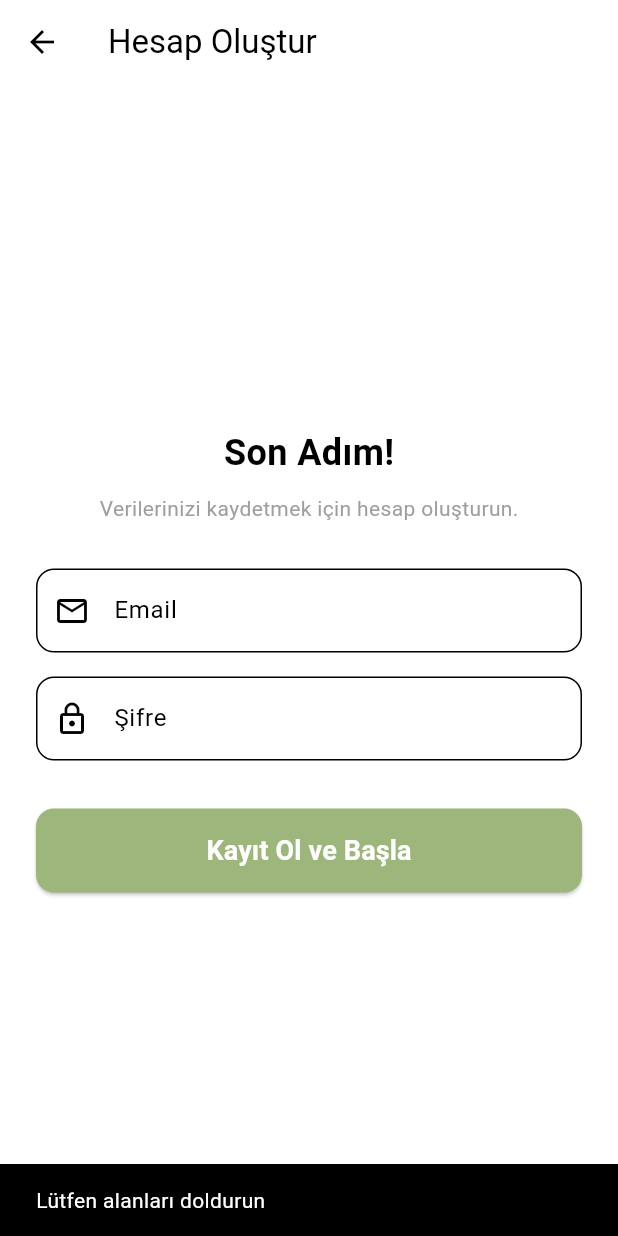
After one commit to m24ih/Eco-Kitchen, a Flutter app: the RegisterScreen screen opened directly, after a tap on "Kayıt Ol ve Başla", on a phone screen of 412 x 824 dp. The commit adds this screen. Run offline on Flutter 3.47's test engine with Material 3 defaults, Android fonts, the phone set to English and light mode, and no system bars; our stand-ins replace animated_bottom_navigation_bar, dio, flutter_riverpod; Roboto replaces fonts that are missing (Montserrat).

Commit message:
feat(project): Connect mobile onboarding flow to backend registration
- Backend: Update User model with profile fields (height, weight, etc.) and fix timezone issues.\n- Mobile: Implement Riverpod state management, API service, and Register screen.

```diff
--- /dev/null
+++ b/mobile/lib/screens/register_screen.dart
@@ -0,0 +1,127 @@
+import 'package:dio/dio.dart';
+import 'package:eco_kitchen/core/services/api_service.dart'; // Senin servis yolun
+import 'package:eco_kitchen/screens/home.dart';
+import 'package:flutter/material.dart';
+import 'package:flutter_riverpod/flutter_riverpod.dart';
+import 'package:eco_kitchen/core/providers/onboarding_provider.dart';
+
+// Backend ile konuşacağı için ConsumerStatefulWidget kullanıyoruz
+class RegisterScreen extends ConsumerStatefulWidget {
+  @override
+  _RegisterScreenState createState() => _RegisterScreenState();
+}
+
+class _RegisterScreenState extends ConsumerState<RegisterScreen> {
+  final _emailController = TextEditingController();
+  final _passwordController = TextEditingController();
+  bool _isLoading = false;
+
+  Future<void> _register() async {
+    if (_emailController.text.isEmpty || _passwordController.text.isEmpty) {
+      ScaffoldMessenger.of(context).showSnackBar(SnackBar(content: Text("Lütfen alanları doldurun")));
+      return;
+    }
+
+    setState(() => _isLoading = true);
+
+    // 1. Onboarding verilerini vagondan çek
+    final onboardingData = ref.read(onboardingProvider);
+    final dio = ref.read(apiServiceProvider);
+
+    try {
+      // 2. Verileri paketleyip API'ye gönder
+      final response = await dio.post('/auth/register', data: {
+        "email": _emailController.text.trim(),
+        "password": _passwordController.text,
+        // Backend'in beklediği formatta verileri ekliyoruz:
+        "height": onboardingData.height ?? 170, // Varsayılan değerler (boşsa hata almamak için)
+        "weight": onboardingData.weight ?? 70,
+        "activity_level": onboardingData.activityLevel ?? 0.5,
+        "goal": onboardingData.goal ?? "stay_healthy",
+        "birth_date": onboardingData.birthDate?.toIso8601String(),
+      });
+
+      if (response.statusCode == 201) {
+        // 3. Kayıt Başarılı!
+        if (mounted) {
+          ScaffoldMessenger.of(context).showSnackBar(SnackBar(content: Text("Kayıt Başarılı! Giriş yapılıyor...")));
+
+          // İstersen burada otomatik /login isteği de atılabilir ama
+          // şimdilik direkt Home'a alıyoruz.
+          Navigator.pushAndRemoveUntil(
+            context,
+            MaterialPageRoute(builder: (context) => HomeScreen()),
+            (route) => false,
+          );
+        }
+      }
+    } on DioException catch (e) {
+      String errorMessage = "Bir hata oluştu";
+      if (e.response != null) {
+        errorMessage = e.response?.data['detail']?.toString() ?? "Sunucu Hatası";
+      }
+      ScaffoldMessenger.of(context).showSnackBar(
+        SnackBar(content: Text("Hata: $errorMessage"), backgroundColor: Colors.red),
+      );
+    } finally {
+      if (mounted) setState(() => _isLoading = false);
+    }
+  }
+
+  @override
+  Widget build(BuildContext context) {
+    return Scaffold(
+      appBar: AppBar(
+        title: Text("Hesap Oluştur", style: TextStyle(color: Colors.black)),
+        backgroundColor: Colors.transparent,
+        elevation: 0,
+        iconTheme: IconThemeData(color: Colors.black),
+      ),
+      body: Padding(
+        padding: const EdgeInsets.all(24.0),
+        child: Column(
+          mainAxisAlignment: MainAxisAlignment.center,
+          children: [
+            Text("Son Adım!", style: TextStyle(fontSize: 24, fontWeight: FontWeight.bold, fontFamily: 'Montserrat')),
+            SizedBox(height: 10),
+            Text("Verilerinizi kaydetmek için hesap oluşturun.", style: TextStyle(color: Colors.grey)),
+            SizedBox(height: 30),
+
+            TextField(
+              controller: _emailController,
+              decoration: InputDecoration(
+                labelText: "Email",
+                border: OutlineInputBorder(borderRadius: BorderRadius.circular(12)),
+                prefixIcon: Icon(Icons.email_outlined)
+              ),
+              keyboardType: TextInputType.emailAddress,
+            ),
+            SizedBox(height: 16),
+            TextField(
+              controller: _passwordController,
+              decoration: InputDecoration(
+                labelText: "Şifre",
+                border: OutlineInputBorder(borderRadius: BorderRadius.circular(12)),
+                prefixIcon: Icon(Icons.lock_outline)
+              ),
+              obscureText: true,
+            ),
+            SizedBox(height: 32),
+
+            ElevatedButton(
+              onPressed: _isLoading ? null : _register,
+              style: ElevatedButton.styleFrom(
+                  minimumSize: Size(double.infinity, 56),
+                  backgroundColor: Color(0xFF9DB67B),
+                  shape: RoundedRectangleBorder(borderRadius: BorderRadius.circular(12))
+              ),
+              child: _isLoading
+                  ? CircularProgressIndicator(color: Colors.white)
+                  : Text("Kayıt Ol ve Başla", style: TextStyle(color: Colors.white, fontSize: 18, fontWeight: FontWeight.bold)),
+            ),
+          ],
+        ),
+      ),
+    );
+  }
+}
--- a/mobile/pubspec.yaml
+++ b/mobile/pubspec.yaml
@@ -36,6 +36,7 @@ dependencies:
   # The following adds the Cupertino Icons font to your application.
   # Use with the CupertinoIcons class for iOS style icons.
   cupertino_icons: ^1.0.8
+  flutter_riverpod: ^3.1.0
 
 dev_dependencies:
   flutter_test:
```
Also changed, not shown: mobile/lib/core/providers/onboarding_provider.dart (added, +51 -0 lines), mobile/lib/screens/birth_day.dart (+8 -3 lines), mobile/lib/screens/goal.dart (+45 -15 lines), mobile/lib/screens/sport.dart (+27 -9 lines), mobile/lib/screens/tall.dart (+7 -5 lines), mobile/lib/screens/weight.dart (+6 -4 lines), mobile/pubspec.lock, 3 other files.
